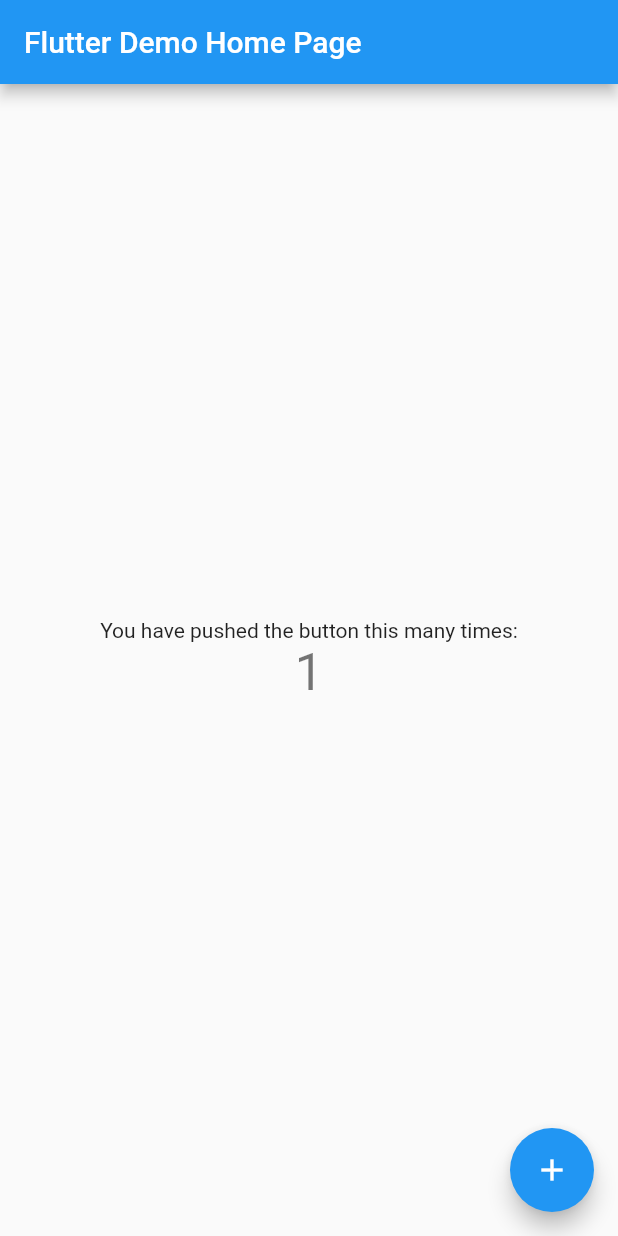
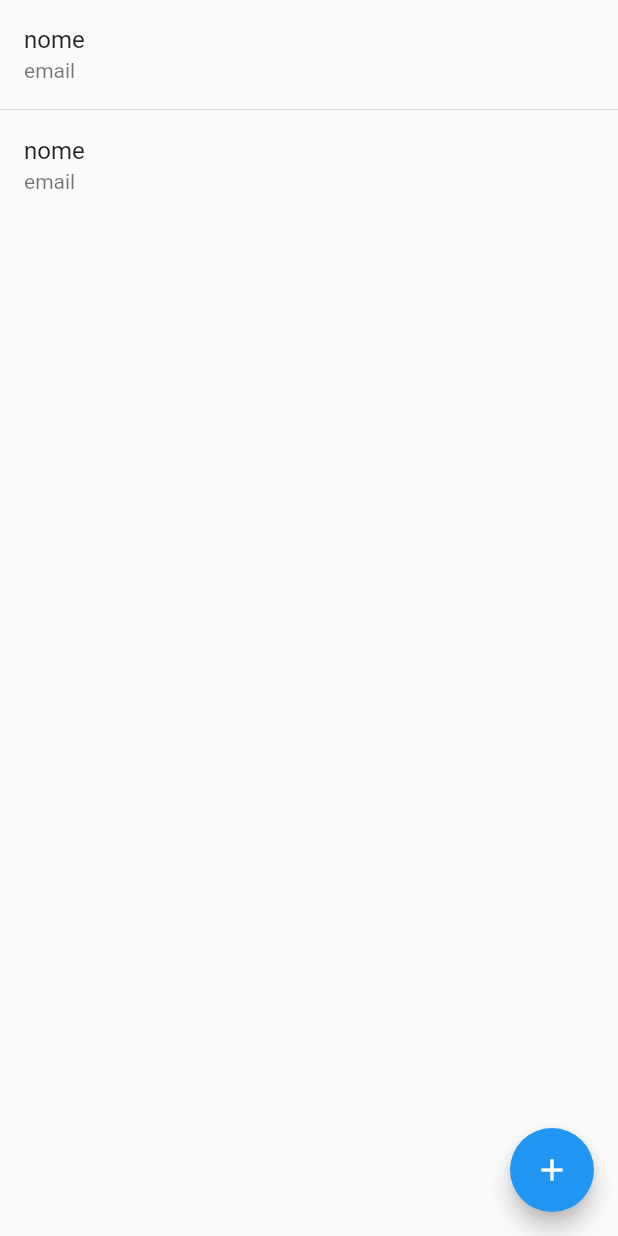
Before and after one commit to kauemurakami/client-flutter-get, a Flutter app: the screen it shows after launch, after a tap on the "add" icon, on a phone screen of 412 x 824 dp. Run offline on Flutter 3.47's test engine with Material 2 defaults, Android fonts, the phone set to English and light mode, and no system bars; our stand-ins replace get.

```diff
--- /dev/null
+++ b/lib/controller/home.dart
@@ -0,0 +1,5 @@
+import 'package:get/get.dart';
+
+class HomeController extends RxController {
+
+}
--- /dev/null
+++ b/lib/data/repository/client.dart
@@ -0,0 +1,3 @@
+class ClientRepository{
+
+}
--- a/lib/main.dart
+++ b/lib/main.dart
@@ -1,117 +1,14 @@
 import 'package:flutter/material.dart';
-
+import 'package:get/get.dart';
+import 'routes/routes.dart' as MyRoutes;
+import 'pages/home/home.dart';
 void main() {
-  runApp(MyApp());
+  runApp(
+    GetMaterialApp(
+      namedRoutes: MyRoutes.routes,
+      defaultTransition: Transition.fade,
+      debugShowCheckedModeBanner: false,
+      home: HomePage(),
+    )
+  );
 }
-
-class MyApp extends StatelessWidget {
-  // This widget is the root of your application.
-  @override
-  Widget build(BuildContext context) {
-    return MaterialApp(
-      title: 'Flutter Demo',
-      theme: ThemeData(
-        // This is the theme of your application.
-        //
-        // Try running your application with "flutter run". You'll see the
-        // application has a blue toolbar. Then, without quitting the app, try
-        // changing the primarySwatch below to Colors.green and then invoke
-        // "hot reload" (press "r" in the console where you ran "flutter run",
-        // or simply save your changes to "hot reload" in a Flutter IDE).
-        // Notice that the counter didn't reset back to zero; the application
-        // is not restarted.
-        primarySwatch: Colors.blue,
-        // This makes the visual density adapt to the platform that you run
-        // the app on. For desktop platforms, the controls will be smaller and
-        // closer together (more dense) than on mobile platforms.
-        visualDensity: VisualDensity.adaptivePlatformDensity,
-      ),
-      home: MyHomePage(title: 'Flutter Demo Home Page'),
-    );
-  }
-}
-
-class MyHomePage extends StatefulWidget {
-  MyHomePage({Key key, this.title}) : super(key: key);
-
-  // This widget is the home page of your application. It is stateful, meaning
-  // that it has a State object (defined below) that contains fields that affect
-  // how it looks.
-
-  // This class is the configuration for the state. It holds the values (in this
-  // case the title) provided by the parent (in this case the App widget) and
-  // used by the build method of the State. Fields in a Widget subclass are
-  // always marked "final".
-
-  final String title;
-
-  @override
-  _MyHomePageState createState() => _MyHomePageState();
-}
-
-class _MyHomePageState extends State<MyHomePage> {
-  int _counter = 0;
-
-  void _incrementCounter() {
-    setState(() {
-      // This call to setState tells the Flutter framework that something has
-      // changed in this State, which causes it to rerun the build method below
-      // so that the display can reflect the updated values. If we changed
-      // _counter without calling setState(), then the build method would not be
-      // called again, and so nothing would appear to happen.
-      _counter++;
-    });
-  }
-
-  @override
-  Widget build(BuildContext context) {
-    // This method is rerun every time setState is called, for instance as done
-    // by the _incrementCounter method above.
-    //
-    // The Flutter framework has been optimized to make rerunning build methods
-    // fast, so that you can just rebuild anything that needs updating rather
-    // than having to individually change instances of widgets.
-    return Scaffold(
-      appBar: AppBar(
-        // Here we take the value from the MyHomePage object that was created by
-        // the App.build method, and use it to set our appbar title.
-        title: Text(widget.title),
-      ),
-      body: Center(
-        // Center is a layout widget. It takes a single child and positions it
-        // in the middle of the parent.
-        child: Column(
-          // Column is also a layout widget. It takes a list of children and
-          // arranges them vertically. By default, it sizes itself to fit its
-          // children horizontally, and tries to be as tall as its parent.
-          //
-          // Invoke "debug painting" (press "p" in the console, choose the
-          // "Toggle Debug Paint" action from the Flutter Inspector in Android
-          // Studio, or the "Toggle Debug Paint" command in Visual Studio Code)
-          // to see the wireframe for each widget.
-          //
-          // Column has various properties to control how it sizes itself and
-          // how it positions its children. Here we use mainAxisAlignment to
-          // center the children vertically; the main axis here is the vertical
-          // axis because Columns are vertical (the cross axis would be
-          // horizontal).
-          mainAxisAlignment: MainAxisAlignment.center,
-          children: <Widget>[
-            Text(
-              'You have pushed the button this many times:',
-            ),
-            Text(
-              '$_counter',
-              style: Theme.of(context).textTheme.headline4,
-            ),
-          ],
-        ),
-      ),
-      floatingActionButton: FloatingActionButton(
-        onPressed: _incrementCounter,
-        tooltip: 'Increment',
-        child: Icon(Icons.add),
-      ), // This trailing comma makes auto-formatting nicer for build methods.
-    );
-  }
-}
--- /dev/null
+++ b/lib/pages/home/home.dart
@@ -0,0 +1,30 @@
+import 'package:client_deno/controller/home.dart';
+import 'package:client_deno/pages/home/widgets/floating_button.dart';
+import 'package:flutter/material.dart';
+import 'package:get/get.dart';
+
+class HomePage extends StatelessWidget {
+  const HomePage({Key key}) : super(key: key);
+
+  @override
+  Widget build(BuildContext context) {
+    return Scaffold(
+      body: GetX(
+        init: HomeController(),
+        builder: (_){
+          return ListView.separated(
+            itemBuilder: (context, index){
+              return ListTile(
+                title: Text('nome'),
+                subtitle: Text('email'),
+              );
+            },
+            separatorBuilder: (context, index)=> Divider(height: 2),
+            itemCount: 2
+            );
+        },
+      ),
+      floatingActionButton: FloatButtonWidget(),
+    );
+  }
+}
--- /dev/null
+++ b/lib/pages/home/widgets/floating_button.dart
@@ -0,0 +1,13 @@
+import 'package:flutter/material.dart';
+
+class FloatButtonWidget extends StatelessWidget {
+  @override
+  Widget build(BuildContext context) {
+    return FloatingActionButton(
+      foregroundColor: Colors.blueAccent,
+      splashColor: Colors.lightBlue,
+      child: Icon(Icons.add, color: Colors.white,),
+      onPressed: () {},
+    );
+  }
+}
--- a/pubspec.yaml
+++ b/pubspec.yaml
@@ -30,6 +30,7 @@ dependencies:
   cupertino_icons: ^0.1.3
   get:
   meta:
+  http:
 
 dev_dependencies:
   flutter_test:
```
Also changed, not shown: lib/data/model/client.dart (+24 -4 lines), lib/data/provider/deno_api.dart (added, +23 -0 lines), lib/pages/client/client.dart (added, +10 -0 lines), lib/routes/routes.dart (added, +8 -0 lines), pubspec.lock, 1 other file.
